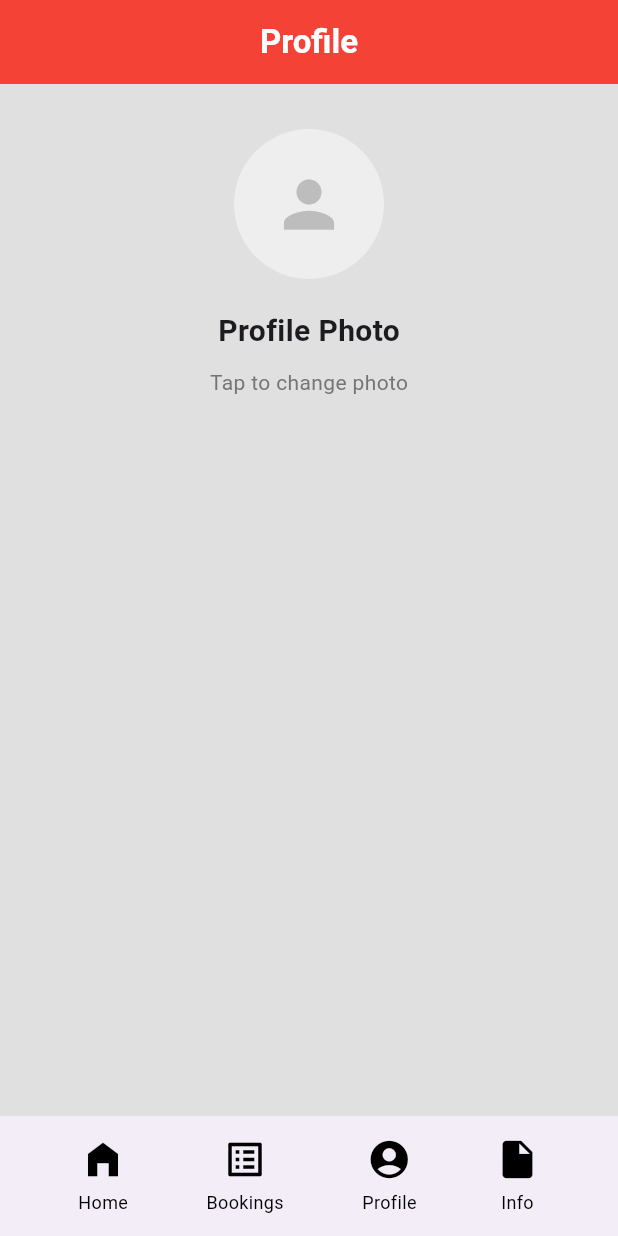
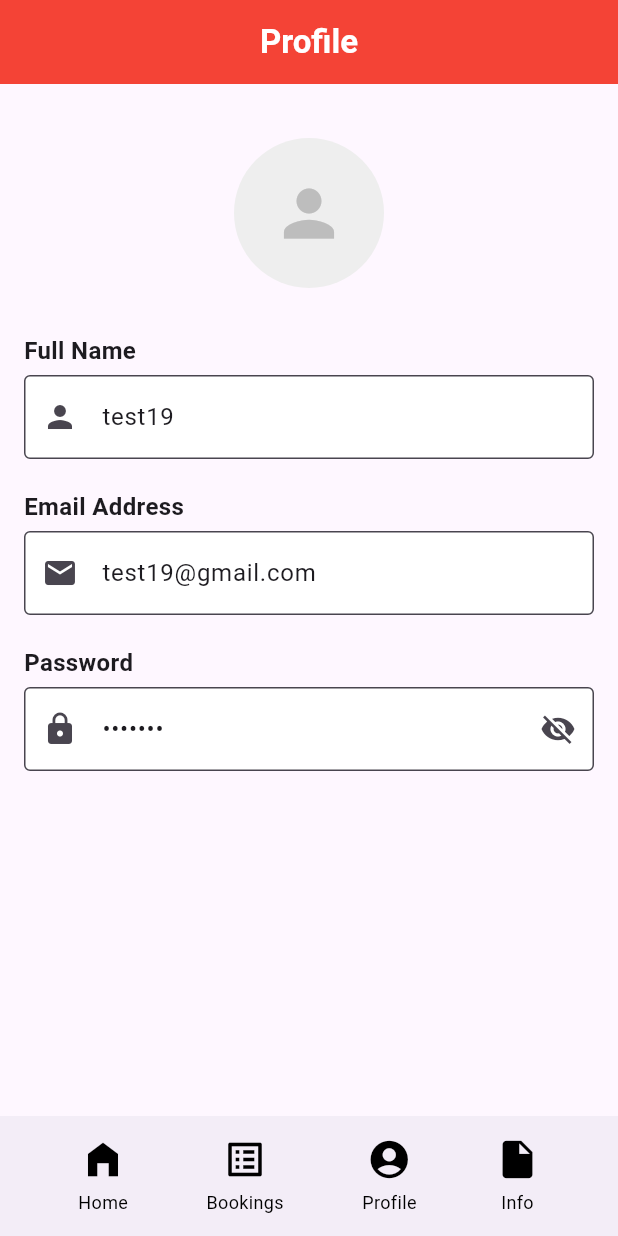
Before and after one commit to navinduhasalanka/bus-book-app, a Flutter app: the screen it shows after launch, item 3 of the bottom bar chosen, on a phone screen of 412 x 824 dp. Run offline on Flutter 3.47's test engine with Material 3 defaults, Android fonts, the phone set to English and light mode, and no system bars; our stand-ins replace firebase_auth, firebase_core, icons_plus; accounts and stored records are empty.

Commit message:
Create profile TextFormFields

```diff
--- a/lib/screens/pages/profile_screen.dart
+++ b/lib/screens/pages/profile_screen.dart
@@ -1,51 +1,14 @@
 import 'package:flutter/material.dart';
-import 'package:image_picker/image_picker.dart';
-import 'dart:io';
 
 class ProfileScreen extends StatefulWidget {
   const ProfileScreen({super.key});
 
   @override
-  State createState() => _ProfileScreenState();
+  _ProfileScreenState createState() => _ProfileScreenState();
 }
 
 class _ProfileScreenState extends State<ProfileScreen> {
-  File? _imageFile;
-  final ImagePicker _picker = ImagePicker();
-
-  // Function to pick image from gallery with improved error handling
-  Future<void> _pickImageFromGallery() async {
-    print("Attempting to pick image from gallery");
-    try {
-      final XFile? pickedFile = await _picker.pickImage(
-        source: ImageSource.gallery,
-        imageQuality: 85, // Good quality but not too large
-      );
-
-      print("Picked file path: ${pickedFile?.path}");
-
-      if (pickedFile != null) {
-        // Check if the file exists
-        File file = File(pickedFile.path);
-        bool exists = await file.exists();
-        print("File exists: $exists");
-        print("File size: ${await file.length()} bytes");
-        print("File extension: ${pickedFile.path.split('.').last}");
-
-        setState(() {
-          _imageFile = file;
-          print("Image file set successfully");
-        });
-      }
-    } catch (e) {
-      print("Error picking image: $e");
-      if (mounted) {
-        ScaffoldMessenger.of(context).showSnackBar(
-          SnackBar(content: Text("Error picking image: $e")),
-        );
-      }
-    }
-  }
+  bool _isPasswordVisible = false; // Track password visibility
 
   @override
   Widget build(BuildContext context) {
@@ -62,102 +25,103 @@ class _ProfileScreenState extends State<ProfileScreen> {
         ),
         backgroundColor: Colors.red,
       ),
-      body: Container(
-        color: Colors.grey[300],
-        width: double.infinity,
-        height: double.infinity,
-        child: SingleChildScrollView(
+      body: Padding(
+        padding: const EdgeInsets.all(16.0),
         child: Column(
-            crossAxisAlignment: CrossAxisAlignment.center,
+          crossAxisAlignment: CrossAxisAlignment.start,
           children: [
-              const SizedBox(height: 30), // Space from top
+            const SizedBox(height: 20),
 
-              // Profile photo with gesture detector - FIXED IMAGE DISPLAY
-              GestureDetector(
-                onTap: () {
-                  print("Tapped on profile picture");
-                  _pickImageFromGallery().catchError((error) {
-                    print("Error occurred: $error");
-                    if (mounted) {
-                      showDialog(
-                        context: context,
-                        builder: (context) => AlertDialog(
-                          title: const Text("Error"),
-                          content: Text("Could not access gallery: $error"),
-                          actions: [
-                            TextButton(
-                              onPressed: () => Navigator.pop(context),
-                              child: const Text("OK"),
-                            ),
-                          ],
-                        ),
-                      );
-                    }
-                  });
-                },
-                child: Center(
-                  child: Container(
-                    width: 100,
-                    height: 100,
-                    decoration: BoxDecoration(
-                      shape: BoxShape.circle,
-                      color: Colors.grey[200],
-                    ),
-                    child: ClipOval(
-                      child: _imageFile != null
-                          ? Image.file(
-                              _imageFile!,
-                              width: 100,
-                              height: 100,
-                              fit: BoxFit.cover,
-                              errorBuilder: (context, error, stackTrace) {
-                                print("Error loading image: $error");
-                                return Icon(
-                                  Icons.broken_image,
-                                  size: 50,
-                                  color: Colors.grey[400],
-                                );
-                              },
-                            )
-                          : Icon(
+            // Centered Profile Icon
+            Center(
+              child: CircleAvatar(
+                radius: 50,
+                backgroundColor: Colors.grey[200],
+                child: Icon(
                   Icons.person,
                   size: 50,
                   color: Colors.grey[400],
                 ),
               ),
             ),
+
+            const SizedBox(height: 30),
+
+            // Full Name Label & Field
+            const Text(
+              "Full Name",
+              style: TextStyle(fontSize: 16, fontWeight: FontWeight.bold),
+            ),
+            const SizedBox(height: 5),
+            TextFormField(
+              initialValue: "test19", // Default name
+              decoration: InputDecoration(
+                filled: true,
+                fillColor: Colors.white, // White background
+                border: OutlineInputBorder(),
+                focusedBorder: OutlineInputBorder(
+                  borderSide: BorderSide(color: Colors.red, width: 2.0),
+                ),
+                prefixIcon: Icon(Icons.person),
               ),
             ),
 
             const SizedBox(height: 20),
+
+            // Email Address Label & Field
             const Text(
-                'Profile Photo',
-                style: TextStyle(fontSize: 20, fontWeight: FontWeight.bold),
+              "Email Address",
+              style: TextStyle(fontSize: 16, fontWeight: FontWeight.bold),
             ),
-              const SizedBox(height: 10),
-              Text(
-                'Tap to change photo',
-                style: TextStyle(
-                  fontSize: 14,
-                  color: Colors.grey[600],
+            const SizedBox(height: 5),
+            TextFormField(
+              initialValue: "test19@gmail.com", // Default email
+              decoration: InputDecoration(
+                filled: true,
+                fillColor: Colors.white, // White background
+                border: OutlineInputBorder(),
+                focusedBorder: OutlineInputBorder(
+                  borderSide: BorderSide(color: Colors.red, width: 2.0),
                 ),
+                prefixIcon: Icon(Icons.email),
+              ),
+              keyboardType: TextInputType.emailAddress,
             ),
 
-              // Display image path for debugging
-              if (_imageFile != null)
-                Padding(
-                  padding: const EdgeInsets.all(16.0),
-                  child: Text(
-                    'Image path: ${_imageFile!.path}',
-                    style: TextStyle(fontSize: 12, color: Colors.grey[600]),
-                    maxLines: 2,
-                    overflow: TextOverflow.ellipsis,
+            const SizedBox(height: 20),
+
+            // Password Label & Field
+            const Text(
+              "Password",
+              style: TextStyle(fontSize: 16, fontWeight: FontWeight.bold),
+            ),
+            const SizedBox(height: 5),
+            TextFormField(
+              initialValue: "test@19", // Default password
+              obscureText: !_isPasswordVisible, // Toggle visibility
+              decoration: InputDecoration(
+                filled: true,
+                fillColor: Colors.white, // White background
+                border: OutlineInputBorder(),
+                focusedBorder: OutlineInputBorder(
+                  borderSide: BorderSide(color: Colors.red, width: 2.0),
+                ),
+                prefixIcon: Icon(Icons.lock),
+                suffixIcon: IconButton(
+                  icon: Icon(
+                    _isPasswordVisible ? Icons.visibility : Icons.visibility_off,
+                  ),
+                  onPressed: () {
+                    setState(() {
+                      _isPasswordVisible = !_isPasswordVisible; // Toggle password visibility
+                    });
+                  },
+                ),
               ),
             ),
           ],
         ),
       ),
-      ),
     );
   }
 }
```
Lines whose indentation alone changed are shown as unchanged.
